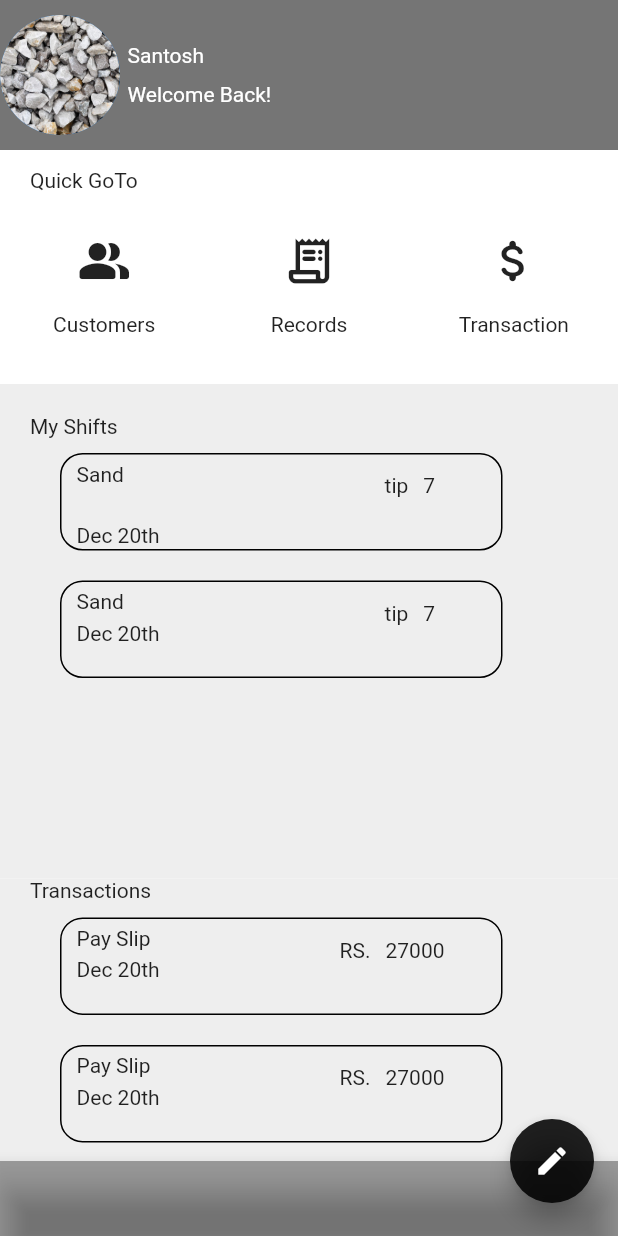
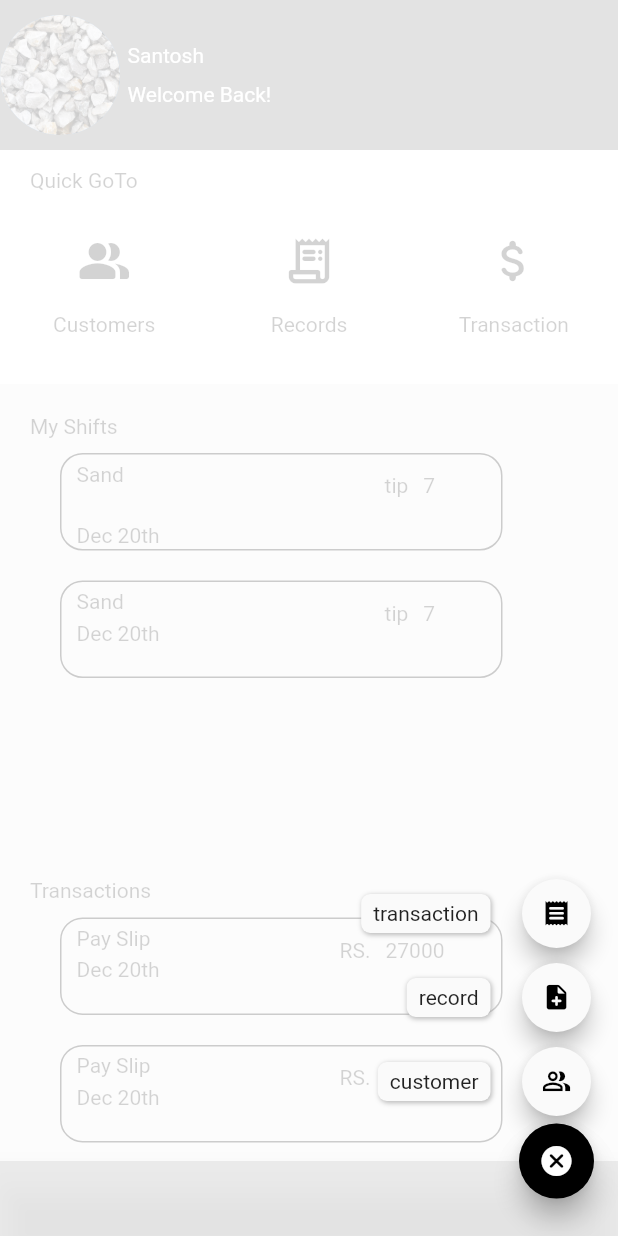
Before and after one commit to Ghatani/andriod-flutter, a Flutter app: the profile screen opened directly, after a tap on the "create" icon, on a phone screen of 412 x 824 dp. Run offline on Flutter 3.47's test engine with Material 2 defaults, Android fonts, the phone set to English and light mode, and no system bars; drawn by our look-alikes of flutter_speed_dial; our stand-ins replace flutter_spinkit, form_field_validator, motion_toast.

Commit message:
profileUpdate

```diff
--- a/lib/screen/profile.dart
+++ b/lib/screen/profile.dart
@@ -1,4 +1,5 @@
 import 'package:flutter/material.dart';
+import 'package:flutter_speed_dial/flutter_speed_dial.dart';
 
 class profile extends StatefulWidget {
   const profile({ Key? key }) : super(key: key);
@@ -143,7 +144,7 @@ class _profileState extends State<profile> {
             ),
             InkWell(
               onTap: () async {
-
+                       Navigator.pushNamed(context, '/addRecord');
               },
               child: Container(
                 width: MediaQuery.of(context).size.width * 0.24,
@@ -568,12 +569,45 @@ class _profileState extends State<profile> {
         ),
       ),
 
-    floatingActionButton: FloatingActionButton(
-        onPressed: () {
-          // Add your onPressed code here!
-        },
-        backgroundColor: Colors.black87,
-        child: Icon(Icons.create),
+    // floatingActionButton: FloatingActionButton(
+    //     onPressed: () {
+    //       // Add your onPressed code here!
+    //     },
+    //     backgroundColor: Colors.black87,
+    //     child: Icon(Icons.create),
+    //     elevation: 12,
+    // ),
+    floatingActionButton: SpeedDial(
+      //animatedIcon: AnimatedIcons.add_event,
+      backgroundColor: Colors.black,
+      activeIcon: Icons.cancel_rounded,
+      icon: Icons.create,
+      elevation: 7,
+      buttonSize: Size(50, 50),
+
+      children:[
+        SpeedDialChild(
+          onTap: (){
+            Navigator.pushNamed(context, '/customer');
+          },
+          child: Icon(Icons.people_alt_outlined),
+          label: 'customer'
+        ),
+        SpeedDialChild(
+           onTap: (){
+            Navigator.pushNamed(context, '/addRecord');
+          },
+          child: Icon(Icons.note_add_rounded),
+          label: 'record'
+        ),
+        SpeedDialChild(
+           onTap: (){
+            Navigator.pushNamed(context, '/addTransaction');
+          },
+          child: Icon(Icons.receipt_rounded),
+          label: 'transaction'
+        ),
+      ]
     ),
       bottomNavigationBar: BottomAppBar(
         color: Colors.black38,
```
